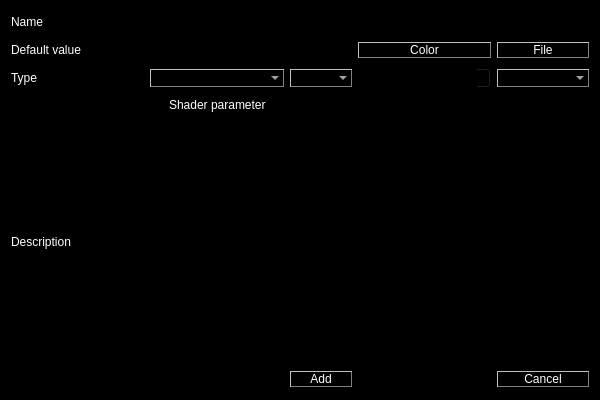
First picture: the form in src/application-qt4/block_input_output.ui, repository luisbarrancos/shrimp, before the edit.
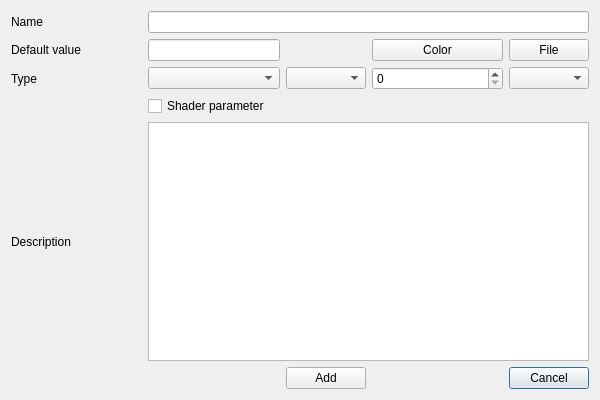
Second picture: the form after the edit.

Commit message: ENH: integrated Luis theme and moved all styles to qt/stylesheet.qss file

```diff
--- a/src/application-qt4/block_input_output.ui
+++ b/src/application-qt4/block_input_output.ui
@@ -14,20 +14,13 @@
    <string>Dialog</string>
   </property>
   <property name="styleSheet">
-   <string notr="true">background-color: black;</string>
+   <string notr="true"/>
   </property>
   <layout class="QGridLayout" name="gridLayout">
    <item row="6" column="4">
     <widget class="QPushButton" name="cancelButton">
      <property name="styleSheet">
-      <string notr="true">QPushButton {
-  color: white;
-  background-color: black;
-  border-style: outset;
-  border-width: 1px;
-  border-color: gray;
-  min-width: 60px;
- }</string>
+      <string notr="true"/>
      </property>
      <property name="text">
       <string>Cancel</string>
@@ -63,14 +56,7 @@
    <item row="6" column="2">
     <widget class="QPushButton" name="okButton">
      <property name="styleSheet">
-      <string notr="true">QPushButton {
-  color: white;
-  background-color: black;
-  border-style: outset;
-  border-width: 1px;
-  border-color: gray;
-  min-width: 60px;
- }</string>
+      <string notr="true"/>
      </property>
      <property name="text">
       <string>Add</string>
@@ -96,7 +82,7 @@
       <string>Input name</string>
      </property>
      <property name="styleSheet">
-      <string notr="true">color: white;</string>
+      <string notr="true"/>
      </property>
     </widget>
    </item>
@@ -106,19 +92,7 @@
       <string>Input variable storage type</string>
      </property>
      <property name="styleSheet">
-      <string notr="true">QComboBox {
-  color: white;
-  background-color: black;
-  border-style: outset;
-  border-width: 1px;
-  border-color: gray;
-  selection-background-color: orange;
- }
- QComboBox:editable {
-  color: white;
-  background: orange;
- }
-</string>
+      <string notr="true"/>
      </property>
     </widget>
    </item>
@@ -128,19 +102,7 @@
       <string>Input type</string>
      </property>
      <property name="styleSheet">
-      <string notr="true">QComboBox {
-  color: white;
-  background-color: black;
-  border-style: outset;
-  border-width: 1px;
-  border-color: gray;
-  selection-background-color: orange;
- }
- QComboBox:editable {
-  color: white;
-  background: orange;
- }
-</string>
+      <string notr="true"/>
      </property>
     </widget>
    </item>
@@ -157,19 +119,7 @@
       <string>Array type</string>
      </property>
      <property name="styleSheet">
-      <string notr="true">QComboBox {
-  color: white;
-  background-color: black;
-  border-style: outset;
-  border-width: 1px;
-  border-color: gray;
-  selection-background-color: orange;
- }
- QComboBox:editable {
-  color: white;
-  background: orange;
- }
-</string>
+      <string notr="true"/>
      </property>
     </widget>
    </item>
@@ -179,7 +129,7 @@
       <string>Makes the input a shader parameter</string>
      </property>
      <property name="styleSheet">
-      <string notr="true">color: white;</string>
+      <string notr="true"/>
      </property>
      <property name="text">
       <string>Shader parameter</string>
@@ -192,14 +142,14 @@
       <string>Input description</string>
      </property>
      <property name="styleSheet">
-      <string notr="true">color: white;</string>
+      <string notr="true"/>
      </property>
     </widget>
    </item>
    <item row="0" column="0">
     <widget class="QLabel" name="label">
      <property name="styleSheet">
-      <string notr="true">color: white;</string>
+      <string notr="true"/>
      </property>
      <property name="text">
       <string>Name</string>
@@ -209,7 +159,7 @@
    <item row="2" column="0">
     <widget class="QLabel" name="label_2">
      <property name="styleSheet">
-      <string notr="true">color: white;</string>
+      <string notr="true"/>
      </property>
      <property name="text">
       <string>Type</string>
@@ -219,7 +169,7 @@
    <item row="5" column="0">
     <widget class="QLabel" name="label_4">
      <property name="styleSheet">
-      <string notr="true">color: white;</string>
+      <string notr="true"/>
      </property>
      <property name="text">
       <string>Description</string>
@@ -232,14 +182,14 @@
       <string>Input default value</string>
      </property>
      <property name="styleSheet">
-      <string notr="true">color: white;</string>
+      <string notr="true"/>
      </property>
     </widget>
    </item>
    <item row="1" column="0">
     <widget class="QLabel" name="defaultValueLabel">
      <property name="styleSheet">
-      <string notr="true">color: white;</string>
+      <string notr="true"/>
      </property>
      <property name="text">
       <string>Default value</string>
@@ -249,14 +199,7 @@
    <item row="1" column="3">
     <widget class="QPushButton" name="colorButton">
      <property name="styleSheet">
-      <string notr="true">QPushButton {
-  color: white;
-  background-color: black;
-  border-style: outset;
-  border-width: 1px;
-  border-color: gray;
- min-width: 90px;
- }</string>
+      <string notr="true"/>
      </property>
      <property name="text">
       <string>Color</string>
@@ -266,14 +209,7 @@
    <item row="1" column="4">
     <widget class="QPushButton" name="fileButton">
      <property name="styleSheet">
-      <string notr="true">QPushButton {
-  color: white;
-  background-color: black;
-  border-style: outset;
-  border-width: 1px;
-  border-color: gray;
- min-width: 90px;
- }</string>
+      <string notr="true"/>
      </property>
      <property name="text">
       <string>File</string>
```
The commit also changes 11 other files.
